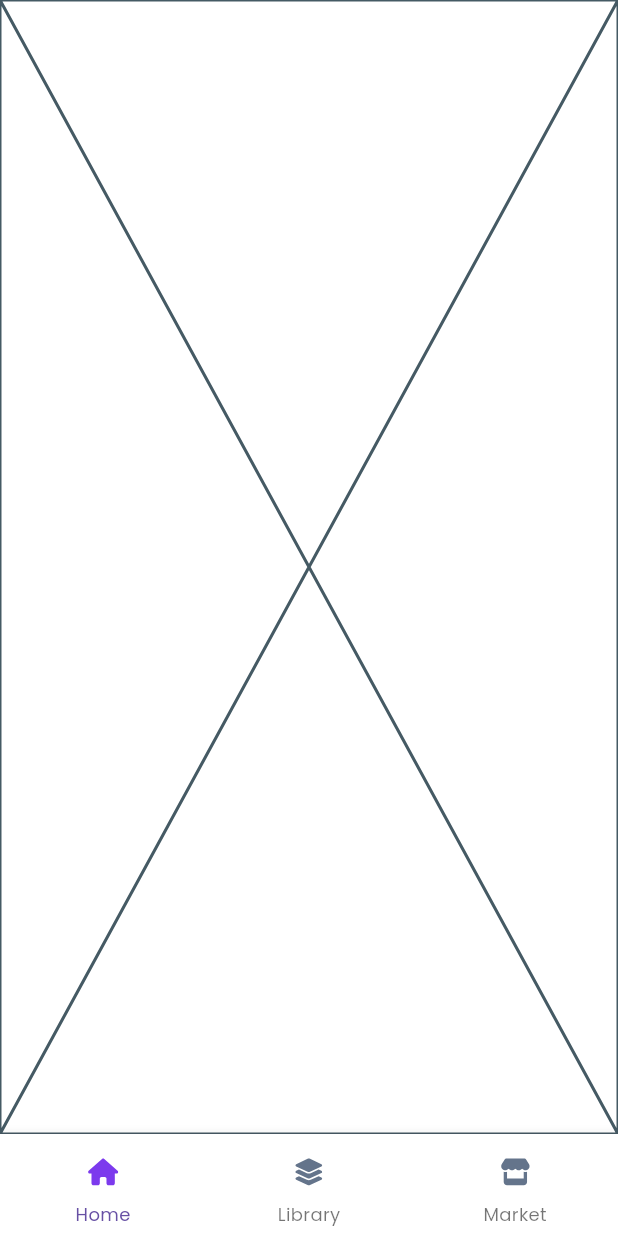
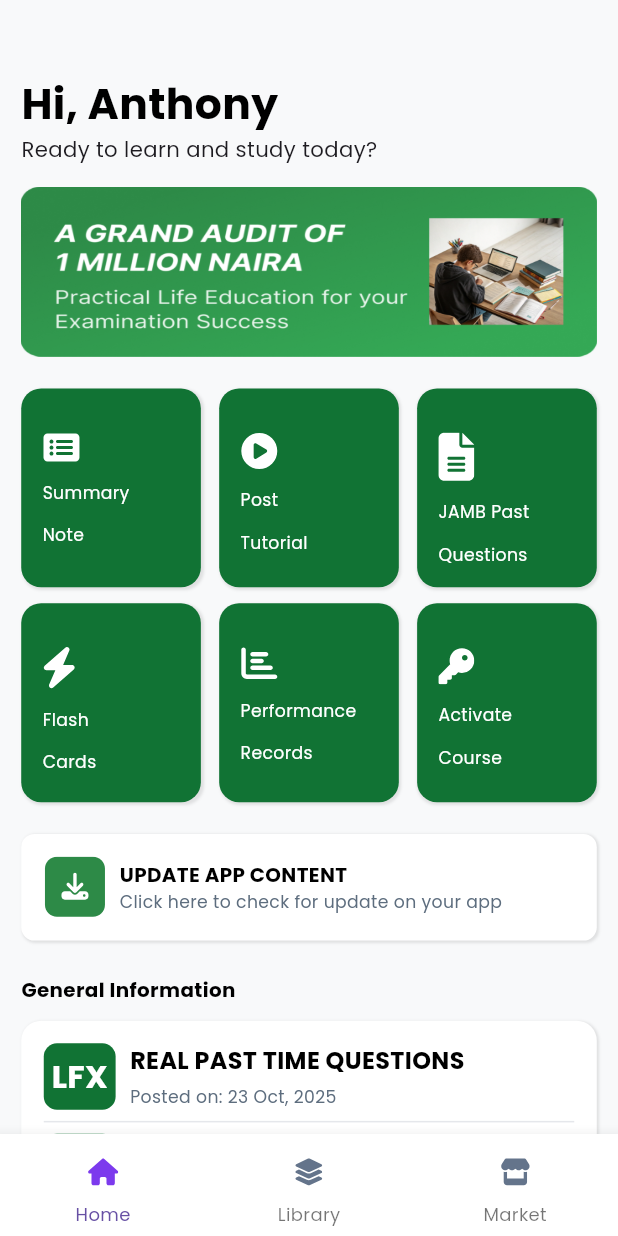
Before and after one commit to Ehonrie/Clone-App, a Flutter app: the DashboardView screen opened by its route, on a phone screen of 412 x 824 dp. Run offline on Flutter 3.47's test engine with Material 3 defaults, Android fonts, the phone set to English and light mode, and no system bars; drawn by our look-alikes of carousel_slider; our stand-ins replace flutter_screenutil, flutter_svg, google_fonts, vector_graphics.

```diff
--- a/lib/core/theme/text_extention.dart
+++ b/lib/core/theme/text_extention.dart
@@ -19,7 +19,11 @@ extension CustomTextStyles on TextTheme {
     color: AppColors.text,
   );
 
-
+  TextStyle get myBodyStyle3 => TextStyle(
+    fontSize: 18.sp,
+    fontWeight: FontWeight.w400,
+    color: AppColors.white,
+  );
 
   TextStyle get myTitleStyle => TextStyle(
     fontSize: 60.sp,
@@ -38,4 +42,13 @@ extension CustomTextStyles on TextTheme {
     color: Colors.white,
     fontWeight: FontWeight.w700,
   );
+
+  TextStyle get myTitleStyle3 =>
+      TextStyle(fontSize: 24.sp, fontWeight: FontWeight.w700);
+
+  TextStyle get myTitleStyle4 => TextStyle(
+    fontSize: 18.sp,
+    // color: Colors.white,
+    fontWeight: FontWeight.w700,
+  );
 }
--- a/lib/features/authentication/presentation/widgets/sign_up_view.dart
+++ b/lib/features/authentication/presentation/widgets/sign_up_view.dart
@@ -40,6 +40,7 @@ class _SignUpViewState extends State<SignUpView> {
       child: Column(
         crossAxisAlignment: CrossAxisAlignment.start,
         children: [
+
           32.8.toColumnSizedBox(),
           Form(
             key: _formKey,
--- a/lib/features/dashboard/presentation/pages/dashboard_view.dart
+++ b/lib/features/dashboard/presentation/pages/dashboard_view.dart
@@ -1,6 +1,6 @@
 import 'package:flutter/material.dart';
 import '../../../../../../gen/assets.gen.dart';
-
+import '../../../home/presentation/pages/home_view.dart';
 
 class DashboardView extends StatefulWidget {
   int index;
@@ -11,7 +11,7 @@ class DashboardView extends StatefulWidget {
 }
 
 class _DashboardViewState extends State<DashboardView> {
-  final screens = [Placeholder(), Placeholder(), Placeholder()];
+  final screens = [HomeView(), Placeholder(), Placeholder()];
 
   @override
   Widget build(BuildContext context) {
@@ -32,10 +32,9 @@ class _DashboardViewState extends State<DashboardView> {
           selectedFontSize: 12,
           unselectedFontSize: 12,
           currentIndex: widget.index,
-          onTap:
-              (index) => setState(() {
-                widget.index = index;
-              }),
+          onTap: (index) => setState(() {
+            widget.index = index;
+          }),
           items: [
             BottomNavigationBarItem(
               label: 'Home',
@@ -70,7 +69,6 @@ class _DashboardViewState extends State<DashboardView> {
                 child: Assets.icons.marketActive.svg(),
               ),
             ),
-
           ],
         ),
       ),
--- /dev/null
+++ b/lib/features/home/presentation/pages/home_view.dart
@@ -0,0 +1,342 @@
+import 'package:carousel_slider/carousel_slider.dart';
+import 'package:clone_app/core/config/extention.dart';
+import 'package:clone_app/core/theme/color.dart';
+import 'package:clone_app/core/theme/text_extention.dart';
+import 'package:flutter/material.dart';
+import 'package:flutter_screenutil/flutter_screenutil.dart';
+
+import '../../../../gen/assets.gen.dart';
+
+class HomeView extends StatefulWidget {
+  const HomeView({super.key});
+
+  @override
+  State<HomeView> createState() => _HomeViewState();
+}
+
+class _HomeViewState extends State<HomeView> {
+  int _current = 0;
+  final CarouselSliderController _controller = CarouselSliderController();
+
+  final List<String> imageList = [
+    Assets.images.slideImage.path,
+    Assets.images.slideImage.path,
+    Assets.images.slideImage.path,
+  ];
+
+  @override
+  Widget build(BuildContext context) {
+    return Scaffold(
+      backgroundColor: AppColors.background,
+      body: SingleChildScrollView(
+        child: Container(
+          padding: EdgeInsets.all(16.sp),
+          child: Column(
+            crossAxisAlignment: CrossAxisAlignment.start,
+            children: [
+              40.toColumnSizedBox(),
+              Text(
+                "Hi, Anthony",
+                style: Theme.of(
+                  context,
+                ).textTheme.myTitleStyle1.copyWith(color: Colors.black),
+              ),
+              Text(
+                "Ready to learn and study today?",
+                style: Theme.of(context).textTheme.myBodyStyle,
+              ),
+              17.toColumnSizedBox(),
+              CarouselSlider(
+                carouselController: _controller,
+                options: CarouselOptions(
+                  height: 128.0.h,
+                  autoPlay: true,
+                  disableCenter: true,
+                  viewportFraction: 1,
+                  padEnds: false,
+                  autoPlayInterval: Duration(seconds: 3),
+                  onPageChanged: (index, reason) {
+                    setState(() {
+                      _current = index;
+                    });
+                  },
+                ),
+                items: imageList
+                    .map((item) => Image.asset(item, fit: BoxFit.fill))
+                    .toList(),
+              ),
+              24.toColumnSizedBox(),
+              Row(
+                mainAxisAlignment: MainAxisAlignment.spaceBetween,
+                children: [
+                  QuickActions(
+                    icon: Assets.icons.summary.svg(),
+                    title: "Summary",
+                    title1: "Note",
+                  ),
+                  QuickActions(
+                    icon: Assets.icons.tutorial.svg(),
+                    title: "Post ",
+                    title1: "Tutorial",
+                  ),
+                  QuickActions(
+                    icon: Assets.icons.jamb.svg(),
+                    title: "JAMB Past",
+                    title1: "Questions",
+                  ),
+                ],
+              ),
+              12.toColumnSizedBox(),
+              Row(
+                mainAxisAlignment: MainAxisAlignment.spaceBetween,
+                children: [
+                  QuickActions(
+                    icon: Assets.icons.flash.svg(),
+                    title: "Flash",
+                    title1: "Cards",
+                  ),
+                  QuickActions(
+                    icon: Assets.icons.record.svg(),
+                    title: "Performance",
+                    title1: "Records",
+                  ),
+                  QuickActions(
+                    icon: Assets.icons.pin.svg(),
+                    title: "Activate",
+                    title1: "Course",
+                  ),
+                ],
+              ),
+              24.toColumnSizedBox(),
+              Container(
+                padding: EdgeInsets.all(17.sp),
+                decoration: BoxDecoration(
+                  color: Colors.white,
+                  borderRadius: BorderRadius.circular(10.r),
+                  boxShadow: [
+                    BoxShadow(
+                      color: Colors.black.withValues(alpha: .1),
+                      blurRadius: 1.0.r,
+                      offset: Offset(1, 1),
+                      spreadRadius: 0.5.r,
+                    ),
+                  ],
+                ),
+                child: Row(
+                  mainAxisAlignment: MainAxisAlignment.start,
+                  children: [
+                    Assets.icons.update.svg(),
+                    10.toRowSizedBox(),
+                    Column(
+                      crossAxisAlignment: CrossAxisAlignment.start,
+                      children: [
+                        Text(
+                          "UPDATE APP CONTENT",
+                          style: Theme.of(context).textTheme.myTitleStyle2
+                              .copyWith(color: Colors.black),
+                        ),
+                        Text(
+                          "Click here to check for update on your app",
+                          style: Theme.of(context).textTheme.myBodyStyle2,
+                        ),
+                      ],
+                    ),
+                  ],
+                ),
+              ),
+              27.toColumnSizedBox(),
+              Text(
+                "General Information",
+                style: Theme.of(
+                  context,
+                ).textTheme.myTitleStyle2.copyWith(color: Colors.black),
+              ),
+              12.toColumnSizedBox(),
+              Container(
+                width: double.infinity,
+                padding: EdgeInsets.all(17.sp),
+                decoration: BoxDecoration(
+                  borderRadius: BorderRadius.circular(15.r),
+                  boxShadow: [
+                    BoxShadow(
+                      color: Colors.black.withValues(alpha: .1),
+                      blurRadius: 1.0.r,
+                      offset: Offset(1, 1),
+                      spreadRadius: 0.5.r,
+                    ),
+                  ],
+                  color: Colors.white,
+                ),
+                child: Column(
+                  crossAxisAlignment: CrossAxisAlignment.start,
+                  children: [
+                    GeneralInfo(),
+                    Divider(color: AppColors.divider),
+                    GeneralInfo(),
+                    Divider(color: AppColors.divider),
+                    GeneralInfo(),
+                    Divider(color: AppColors.divider),
+                    GeneralInfo(),
+                    Divider(color: AppColors.divider),
+                  ],
+                ),
+              ),
+              12.toColumnSizedBox(),
+              Container(
+                padding: EdgeInsets.symmetric(vertical: 15.h),
+                width: 120.w,
+                decoration: BoxDecoration(
+                  color: AppColors.primary,
+                  borderRadius: BorderRadius.circular(10.r),
+                ),
+                child: Center(
+                  child: Text(
+                    "View More",
+                    style: Theme.of(context).textTheme.myBodyStyle3,
+                  ),
+                ),
+              ),
+              27.toColumnSizedBox(),
+              Text(
+                "Special Information",
+                style: Theme.of(
+                  context,
+                ).textTheme.myTitleStyle2.copyWith(color: Colors.black),
+              ),
+              12.toColumnSizedBox(),
+              Container(
+                width: double.infinity,
+                padding: EdgeInsets.all(17.sp),
+                decoration: BoxDecoration(
+                  borderRadius: BorderRadius.circular(15.r),
+                  boxShadow: [
+                    BoxShadow(
+                      color: Colors.black.withValues(alpha: .1),
+                      blurRadius: 1.0.r,
+                      offset: Offset(1, 1),
+                      spreadRadius: 0.5.r,
+                    ),
+                  ],
+                  color: Colors.white,
+                ),
+                child: Column(
+                  crossAxisAlignment: CrossAxisAlignment.start,
+                  children: [GeneralInfo()],
+                ),
+              ),
+            ],
+          ),
+        ),
+      ),
+    );
+  }
+}
+
+class GeneralInfo extends StatelessWidget {
+  const GeneralInfo({super.key});
+
+  @override
+  Widget build(BuildContext context) {
+    return Row(
+      mainAxisAlignment: MainAxisAlignment.start,
+      children: [
+        LfxStamp(),
+        10.toRowSizedBox(),
+        Column(
+          crossAxisAlignment: CrossAxisAlignment.start, //
+          children: [
+            Text(
+              "REAL PAST TIME QUESTIONS",
+              style: Theme.of(
+                context,
+              ).textTheme.myTitleStyle4.copyWith(color: Colors.black),
+            ),
+            5.toColumnSizedBox(),
+            Text(
+              "Posted on: 23 Oct, 2025",
+              style: Theme.of(context).textTheme.myBodyStyle2,
+            ),
+          ],
+        ),
+      ],
+    );
+  }
+}
+
+class LfxStamp extends StatelessWidget {
+  const LfxStamp({super.key});
+
+  @override
+  Widget build(BuildContext context) {
+    return Container(
+      width: 50.w,
+      height: 50.h,
+      decoration: BoxDecoration(
+        borderRadius: BorderRadius.circular(10.r),
+        color: AppColors.primary,
+      ),
+      child: Center(
+        child: Text(
+          "LFX",
+          style: Theme.of(
+            context,
+          ).textTheme.myTitleStyle3.copyWith(color: Colors.white),
+        ),
+      ),
+    );
+  }
+}
+
+class QuickActions extends StatelessWidget {
+  final String title;
+  final String title1;
+  final Widget icon;
+  const QuickActions({
+    super.key,
+    required this.title,
+    required this.icon,
+    required this.title1,
+  });
+
+  @override
+  Widget build(BuildContext context) {
+    return Container(
+      padding: EdgeInsets.all(16.sp),
+      width: 125.w,
+      height: 150.h,
+      decoration: BoxDecoration(
+        boxShadow: [
+          BoxShadow(
+            color: Colors.black.withValues(alpha: .1),
+            blurRadius: 1.0.r,
+            offset: Offset(1, 1),
+            spreadRadius: 0.5.r,
+          ),
+        ],
+        color: AppColors.primary,
+        borderRadius: BorderRadius.circular(15.r),
+      ),
+      child: Column(
+        crossAxisAlignment: CrossAxisAlignment.start,
+        children: [
+          17.toColumnSizedBox(),
+          icon,
+          14.toColumnSizedBox(),
+          Text(
+            title,
+            style: Theme.of(
+              context,
+            ).textTheme.myBodyStyle2.copyWith(color: Colors.white),
+          ),
+          14.toColumnSizedBox(),
+          Text(
+            title1,
+            style: Theme.of(
+              context,
+            ).textTheme.myBodyStyle2.copyWith(color: Colors.white),
+          ),
+        ],
+      ),
+    );
+  }
+}
--- a/lib/gen/assets.gen.dart
+++ b/lib/gen/assets.gen.dart
@@ -26,6 +26,9 @@ class $AssetsIconsGen {
   /// File path: assets/icons/facebook.svg
   SvgGenImage get facebook => const SvgGenImage('assets/icons/facebook.svg');
 
+  /// File path: assets/icons/flash.svg
+  SvgGenImage get flash => const SvgGenImage('assets/icons/flash.svg');
+
   /// File path: assets/icons/google.svg
   SvgGenImage get google => const SvgGenImage('assets/icons/google.svg');
 
@@ -35,6 +38,9 @@ class $AssetsIconsGen {
   /// File path: assets/icons/home_inactive.svg
   SvgGenImage get homeInactive =>
       const SvgGenImage('assets/icons/home_inactive.svg');
+
+  /// File path: assets/icons/jamb.svg
+  SvgGenImage get jamb => const SvgGenImage('assets/icons/jamb.svg');
 
   /// File path: assets/icons/library.svg
   SvgGenImage get library => const SvgGenImage('assets/icons/library.svg');
@@ -54,26 +60,148 @@ class $AssetsIconsGen {
   SvgGenImage get obscureEye =>
       const SvgGenImage('assets/icons/obscure_eye.svg');
 
+  /// File path: assets/icons/pin.svg
+  SvgGenImage get pin => const SvgGenImage('assets/icons/pin.svg');
+
+  /// File path: assets/icons/record.svg
+  SvgGenImage get record => const SvgGenImage('assets/icons/record.svg');
+
+  /// File path: assets/icons/summary.svg
+  SvgGenImage get summary => const SvgGenImage('assets/icons/summary.svg');
+
+  /// File path: assets/icons/tutorial.svg
+  SvgGenImage get tutorial => const SvgGenImage('assets/icons/tutorial.svg');
+
+  /// File path: assets/icons/update.svg
+  SvgGenImage get update => const SvgGenImage('assets/icons/update.svg');
+
   /// List of all assets
   List<SvgGenImage> get values => [
     eye,
     fab2,
     facebook,
+    flash,
     google,
     home,
     homeInactive,
+    jamb,
     library,
     libraryActive,
     market,
     marketActive,
     obscureEye,
+    pin,
+    record,
+    summary,
+    tutorial,
+    update,
   ];
+}
+
+class $AssetsImagesGen {
+  const $AssetsImagesGen();
+
+  /// File path: assets/images/slide_image.png
+  AssetGenImage get slideImage =>
+      const AssetGenImage('assets/images/slide_image.png');
+
+  /// List of all assets
+  List<AssetGenImage> get values => [slideImage];
 }
 
 class Assets {
   const Assets._();
 
   static const $AssetsIconsGen icons = $AssetsIconsGen();
+  static const $AssetsImagesGen images = $AssetsImagesGen();
+}
+
+class AssetGenImage {
+  const AssetGenImage(
+    this._assetName, {
+    this.size,
+    this.flavors = const {},
+    this.animation,
+  });
+
+  final String _assetName;
+
+  final Size? size;
+  final Set<String> flavors;
+  final AssetGenImageAnimation? animation;
+
+  Image image({
+    Key? key,
+    AssetBundle? bundle,
+    ImageFrameBuilder? frameBuilder,
+    ImageErrorWidgetBuilder? errorBuilder,
+    String? semanticLabel,
+    bool excludeFromSemantics = false,
+    double? scale,
+    double? width,
+    double? height,
+    Color? color,
+    Animation<double>? opacity,
+    BlendMode? colorBlendMode,
+    BoxFit? fit,
+    AlignmentGeometry alignment = Alignment.center,
+    ImageRepeat repeat = ImageRepeat.noRepeat,
+    Rect? centerSlice,
+    bool matchTextDirection = false,
+    bool gaplessPlayback = true,
+    bool isAntiAlias = false,
+    String? package,
+    FilterQuality filterQuality = FilterQuality.medium,
+    int? cacheWidth,
+    int? cacheHeight,
+  }) {
+    return Image.asset(
+      _assetName,
+      key: key,
+      bundle: bundle,
+      frameBuilder: frameBuilder,
+      errorBuilder: errorBuilder,
+      semanticLabel: semanticLabel,
+      excludeFromSemantics: excludeFromSemantics,
+      scale: scale,
+      width: width,
+      height: height,
+      color: color,
+      opacity: opacity,
+      colorBlendMode: colorBlendMode,
+      fit: fit,
+      alignment: alignment,
+      repeat: repeat,
+      centerSlice: centerSlice,
+      matchTextDirection: matchTextDirection,
+      gaplessPlayback: gaplessPlayback,
+      isAntiAlias: isAntiAlias,
+      package: package,
+      filterQuality: filterQuality,
+      cacheWidth: cacheWidth,
+      cacheHeight: cacheHeight,
+    );
+  }
+
+  ImageProvider provider({AssetBundle? bundle, String? package}) {
+    return AssetImage(_assetName, bundle: bundle, package: package);
+  }
+
+  String get path => _assetName;
+
+  String get keyName => _assetName;
+}
+
+class AssetGenImageAnimation {
+  const AssetGenImageAnimation({
+    required this.isAnimation,
+    required this.duration,
+    required this.frames,
+  });
+
+  final bool isAnimation;
+  final Duration duration;
+  final int frames;
 }
 
 class SvgGenImage {
--- a/pubspec.yaml
+++ b/pubspec.yaml
@@ -38,6 +38,7 @@ dependencies:
   google_fonts: ^6.3.2
   flutter_svg: ^2.2.1
   vector_graphics: ^1.1.19
+  carousel_slider: ^5.1.1
 
 dev_dependencies:
   flutter_test:
```
Also changed, not shown: assets/icons/flash.svg (added), assets/icons/jamb.svg (added), assets/icons/pin.svg (added), assets/icons/record.svg (added), assets/icons/summary.svg (added), assets/icons/tutorial.svg (added), assets/icons/update.svg (added), assets/images/slide_image.png (added), pubspec.lock.
